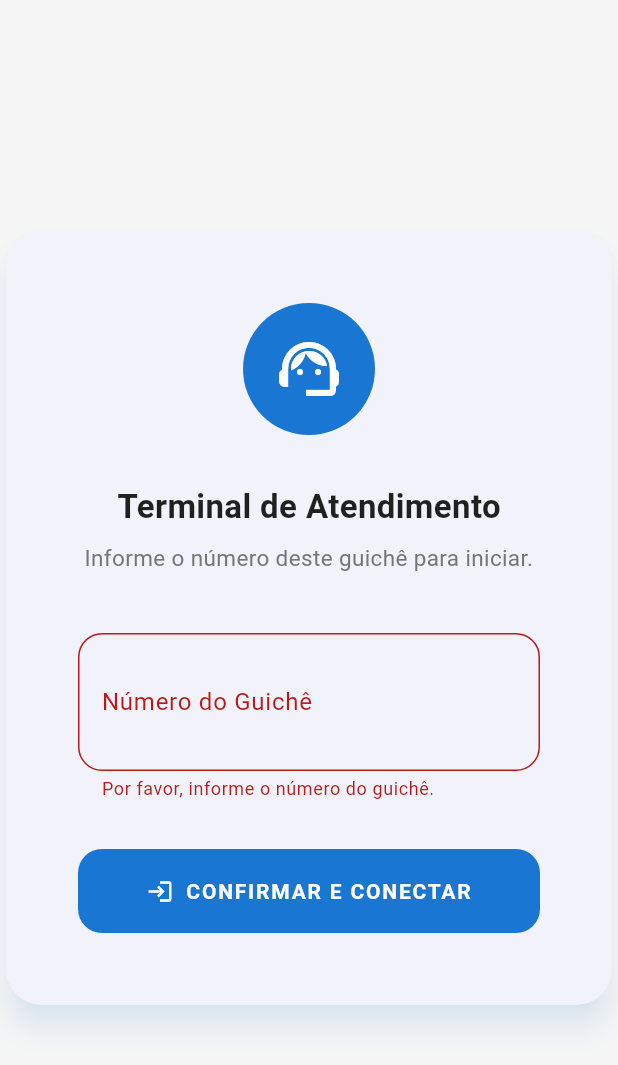
After one commit to CarlosYanBezerraVieira/sase-system, a Flutter app: the TaConfigView screen opened by its route, after a tap on "CONFIRMAR E CONECTAR", on a phone screen of 412 x 824 dp. The commit adds this screen. Shown: the top 1065 px of the screen. Run offline on Flutter 3.47's test engine with Material 3 defaults, Android fonts, the light colour scheme and no system bars; our stand-ins replace get.

Commit message:
feat(client): adiciona modulo TA com tela de configuracao de guiche e painel de atendimento

```diff
--- a/sase_client/lib/core/constants/app_constants.dart
+++ b/sase_client/lib/core/constants/app_constants.dart
@@ -10,5 +10,6 @@ class AppConstants {
   static const String routeHome = '/';
   static const String routeTs = '/ts';
   static const String routeTa = '/ta';
+  static const String routeTaAtendimento = '/ta/atendimento';
   static const String routeTv = '/tv';
 }
--- /dev/null
+++ b/sase_client/lib/modules/ta/ta_binding.dart
@@ -0,0 +1,10 @@
+import 'package:get/get.dart';
+import 'package:sase_client/modules/ta/ta_controller.dart';
+
+/// Define as injeções de dependência específicas para as rotas do Terminal de Atendimento.
+class TaBinding extends Bindings {
+  @override
+  void dependencies() {
+    Get.lazyPut<TaController>(() => TaController());
+  }
+}
--- /dev/null
+++ b/sase_client/lib/modules/ta/ta_config_view.dart
@@ -0,0 +1,141 @@
+import 'package:flutter/material.dart';
+import 'package:get/get.dart';
+import 'package:sase_client/core/constants/app_constants.dart';
+import 'package:sase_client/modules/ta/ta_controller.dart';
+
+/// Tela de configuração inicial do Terminal de Atendimento.
+///
+/// O atendente informa o número do seu guichê antes de conectar ao servidor.
+class TaConfigView extends GetView<TaController> {
+  const TaConfigView({super.key});
+
+  @override
+  Widget build(BuildContext context) {
+    final TextEditingController mesaController = TextEditingController();
+    final formKey = GlobalKey<FormState>();
+
+    return Scaffold(
+      backgroundColor: Colors.grey[100],
+      body: Center(
+        child: ConstrainedBox(
+          constraints: const BoxConstraints(maxWidth: 480),
+          child: Card(
+            elevation: 8,
+            shadowColor: Colors.blue.withOpacity(0.2),
+            shape: RoundedRectangleBorder(
+              borderRadius: BorderRadius.circular(24),
+            ),
+            child: Padding(
+              padding: const EdgeInsets.all(48.0),
+              child: Form(
+                key: formKey,
+                child: Column(
+                  mainAxisSize: MainAxisSize.min,
+                  children: [
+                    // Ícone
+                    Container(
+                      padding: const EdgeInsets.all(20),
+                      decoration: BoxDecoration(
+                        color: Colors.blue[700],
+                        shape: BoxShape.circle,
+                      ),
+                      child: const Icon(
+                        Icons.support_agent,
+                        size: 48,
+                        color: Colors.white,
+                      ),
+                    ),
+                    const SizedBox(height: 32),
+                    const Text(
+                      'Terminal de Atendimento',
+                      style: TextStyle(
+                        fontSize: 22,
+                        fontWeight: FontWeight.bold,
+                        color: Colors.black87,
+                      ),
+                    ),
+                    const SizedBox(height: 8),
+                    Text(
+                      'Informe o número deste guichê para iniciar.',
+                      textAlign: TextAlign.center,
+                      style: TextStyle(
+                        fontSize: 15,
+                        color: Colors.grey[600],
+                      ),
+                    ),
+                    const SizedBox(height: 40),
+
+                    // Campo de número do guichê
+                    TextFormField(
+                      controller: mesaController,
+                      keyboardType: TextInputType.number,
+                      textAlign: TextAlign.center,
+                      style: const TextStyle(
+                        fontSize: 40,
+                        fontWeight: FontWeight.bold,
+                      ),
+                      decoration: InputDecoration(
+                        labelText: 'Número do Guichê',
+                        hintText: '1',
+                        border: OutlineInputBorder(
+                          borderRadius: BorderRadius.circular(16),
+                        ),
+                        focusedBorder: OutlineInputBorder(
+                          borderRadius: BorderRadius.circular(16),
+                          borderSide: BorderSide(
+                            color: Colors.blue[700]!,
+                            width: 2,
+                          ),
+                        ),
+                      ),
+                      validator: (value) {
+                        if (value == null || value.isEmpty) {
+                          return 'Por favor, informe o número do guichê.';
+                        }
+                        final numero = int.tryParse(value);
+                        if (numero == null || numero <= 0) {
+                          return 'Número inválido. Use um número maior que zero.';
+                        }
+                        return null;
+                      },
+                    ),
+                    const SizedBox(height: 32),
+
+                    // Botão Confirmar
+                    SizedBox(
+                      width: double.infinity,
+                      child: FilledButton.icon(
+                        onPressed: () async {
+                          if (formKey.currentState!.validate()) {
+                            final mesa = int.parse(mesaController.text);
+                            await controller.configurarEConectar(mesa);
+                            Get.toNamed(AppConstants.routeTaAtendimento);
+                          }
+                        },
+                        icon: const Icon(Icons.login),
+                        label: const Text(
+                          'CONFIRMAR E CONECTAR',
+                          style: TextStyle(
+                            fontWeight: FontWeight.bold,
+                            letterSpacing: 1.2,
+                          ),
+                        ),
+                        style: FilledButton.styleFrom(
+                          backgroundColor: Colors.blue[700],
+                          padding: const EdgeInsets.symmetric(vertical: 18),
+                          shape: RoundedRectangleBorder(
+                            borderRadius: BorderRadius.circular(16),
+                          ),
+                        ),
+                      ),
+                    ),
+                  ],
+                ),
+              ),
+            ),
+          ),
+        ),
+      ),
+    );
+  }
+}
--- /dev/null
+++ b/sase_client/lib/modules/ta/ta_controller.dart
@@ -0,0 +1,71 @@
+import 'package:get/get.dart';
+import 'package:sase_client/core/enums/sase_enums.dart';
+import 'package:sase_client/core/services/socket_service.dart';
+
+/// Define o estado da tela do Terminal de Atendimento.
+enum EstadoTa {
+  aguardando,   // Tela inicial — esperando o atendente chamar.
+  atendendo,    // Exibe a senha que foi concedida pelo servidor.
+  filaVazia,    // Servidor retornou que não há senhas na fila.
+}
+
+/// Controlador do Terminal de Atendimento (TA).
+///
+/// Gerencia o número do guichê (mesa), a conexão TCP e as reações
+/// às mensagens do servidor: `sua_vez` e `fila_vazia`.
+class TaController extends GetxController {
+  final SocketService _socketService = Get.find<SocketService>();
+
+  // Número do guichê, configurado pelo atendente na tela de setup.
+  final RxInt numeroMesa = 0.obs;
+
+  // Estado atual da tela do TA (observável pela View).
+  final Rx<EstadoTa> estado = EstadoTa.aguardando.obs;
+
+  // Senha atualmente sendo atendida.
+  final RxString senhaAtual = '---'.obs;
+
+  /// Salva o número do guichê e inicia a conexão com o servidor.
+  Future<void> configurarEConectar(int mesa) async {
+    numeroMesa.value = mesa;
+    await _socketService.conectar(TipoCliente.ta);
+    _escutarMensagens();
+  }
+
+  /// Assina o stream do SocketService para reagir a eventos do servidor.
+  void _escutarMensagens() {
+    _socketService.messages.listen((mensagem) {
+      final acaoRaw = mensagem['acao'] as String?;
+      if (acaoRaw == null) return;
+
+      final acao = AcaoSase.fromComando(acaoRaw);
+
+      switch (acao) {
+        case AcaoSase.suaVez:
+          final senha = mensagem['senha'] as String?;
+          if (senha != null) {
+            senhaAtual.value = senha;
+            estado.value = EstadoTa.atendendo;
+          }
+          break;
+
+        case AcaoSase.filaVazia:
+          estado.value = EstadoTa.filaVazia;
+          break;
+
+        default:
+          break;
+      }
+    });
+  }
+
+  /// Envia o pedido de próxima senha ao servidor com o número do guichê.
+  void chamarProxima() {
+    if (!_socketService.isConnected.value) return;
+
+    _socketService.enviar({
+      'acao': AcaoSase.chamarProxima.comando,
+      'mesa': numeroMesa.value,
+    });
+  }
+}
```
Also changed, not shown: sase_client/lib/core/ui/widgets/sase_fila_vazia_widget.dart (added, +87 -0 lines), sase_client/lib/core/ui/widgets/sase_senha_display.dart (added, +61 -0 lines), sase_client/lib/main.dart (+13 -0 lines), sase_client/lib/modules/ta/ta_view.dart (added, +86 -0 lines).
